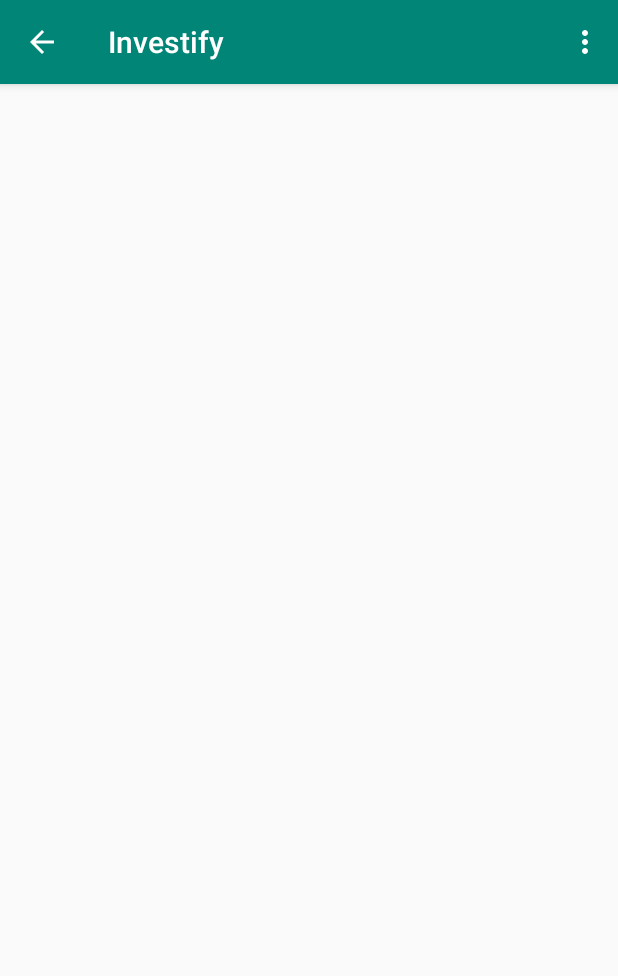
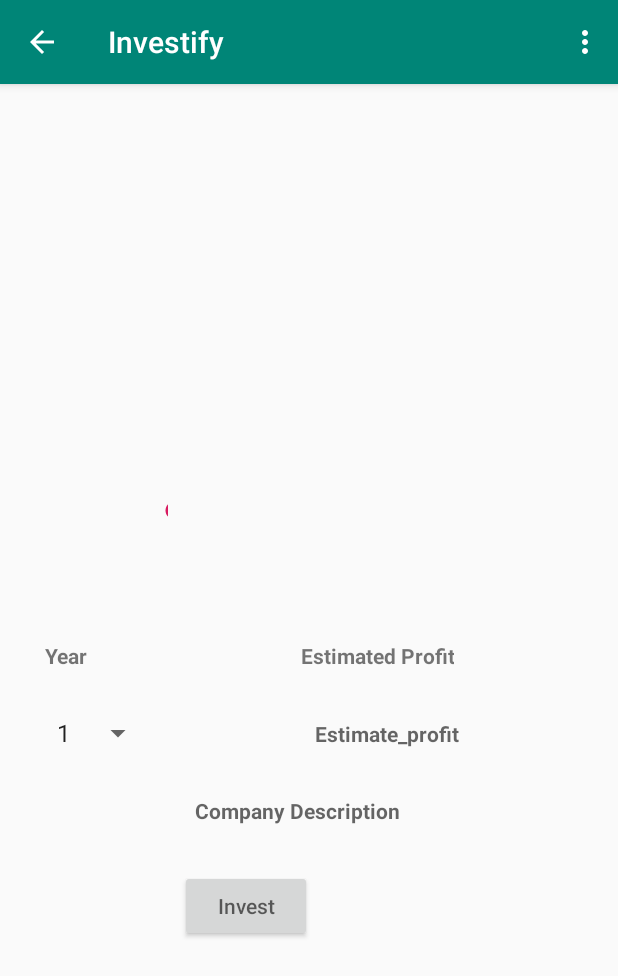
Before and after one commit to thecaffeinecoders/Investify, an Android app: the ThirdActivity screen opened directly, with no data from a screen before it, on a phone screen of 412 x 824 dp. Shown: the top 976 px of the screen. Run offline under Robolectric (Android 15) with nearby library versions, the phone set to English and light mode, and no system bars.

Commit message:
Layout for Third Activity

```diff
--- a/app/src/main/java/android/example/com/investify/ThirdActivity.java
+++ b/app/src/main/java/android/example/com/investify/ThirdActivity.java
@@ -5,14 +5,38 @@ import android.os.Bundle;
 import android.view.Menu;
 import android.view.MenuInflater;
 import android.view.MenuItem;
+import android.widget.ArrayAdapter;
+import android.widget.Spinner;
 import android.widget.Toast;
 
+import java.util.ArrayList;
+
 public class ThirdActivity extends AppCompatActivity {
+
+    ArrayList<Integer> source = new ArrayList<Integer>();
 
     @Override
     protected void onCreate(Bundle savedInstanceState) {
         super.onCreate(savedInstanceState);
         setContentView(R.layout.activity_third);
+
+        fillSpinnerData();
+
+
+        final Spinner spin = (Spinner) findViewById(R.id.spinNumber);
+
+
+        ArrayAdapter aa = new ArrayAdapter(this, android.R.layout.simple_spinner_item, source);
+        aa.setDropDownViewResource(android.R.layout.simple_spinner_dropdown_item);
+        spin.setAdapter(aa);
+
+
+    }
+
+    private void fillSpinnerData() {
+        source.add(1);
+        source.add(3);
+        source.add(5);
     }
 
     //To activate the menu on this activity
--- a/app/src/main/res/layout/activity_third.xml
+++ b/app/src/main/res/layout/activity_third.xml
@@ -1,9 +1,141 @@
 <?xml version="1.0" encoding="utf-8"?>
-<android.support.constraint.ConstraintLayout xmlns:android="http://schemas.android.com/apk/res/android"
+<LinearLayout xmlns:android="http://schemas.android.com/apk/res/android"
     xmlns:app="http://schemas.android.com/apk/res-auto"
     xmlns:tools="http://schemas.android.com/tools"
-    android:layout_width="match_parent"
-    android:layout_height="match_parent"
-    tools:context=".ThirdActivity">
+    android:layout_width="fill_parent"
+    android:layout_height="fill_parent"
+    tools:context=".ThirdActivity"
+    android:orientation="vertical"
+    tools:layout_editor_absoluteY="81dp"
+    >
 
-</android.support.constraint.ConstraintLayout>
+    <RelativeLayout
+        android:layout_width="wrap_content"
+        android:layout_height="wrap_content"
+        android:layout_weight=".60"
+        android:orientation="horizontal">
+
+        <SeekBar
+            android:id="@+id/seekBar"
+            android:layout_width="220dp"
+            android:layout_height="wrap_content"
+            android:layout_marginBottom="300dp"
+            android:layout_marginEnd="300dp"
+            android:layout_marginLeft="200dp"
+            android:layout_marginRight="100dp"
+            android:layout_marginStart="100dp"
+            android:layout_marginTop="275dp">
+
+        </SeekBar>
+
+    </RelativeLayout>
+
+    <LinearLayout
+        android:layout_width="fill_parent"
+        android:layout_height="fill_parent"
+        android:layout_weight="1"
+        android:orientation="vertical">
+
+        <LinearLayout
+            android:layout_width="match_parent"
+            android:layout_height="wrap_content"
+            android:orientation="horizontal">
+
+            <TextView
+                android:id="@+id/tvYear"
+                android:layout_width="100dp"
+                android:layout_height="20dp"
+                android:layout_marginBottom="5dp"
+                android:layout_marginEnd="50dp"
+                android:layout_marginLeft="40dp"
+                android:layout_marginRight="50dp"
+                android:layout_marginStart="30dp"
+                android:gravity="left"
+                android:text="@string/year"
+                android:textStyle="bold">
+
+            </TextView>
+
+            <TextView
+                android:id="@+id/tvEstimate"
+                android:layout_width="wrap_content"
+                android:layout_height="wrap_content"
+                android:layout_marginBottom="30dp"
+                android:layout_marginEnd="50dp"
+                android:layout_marginLeft="50dp"
+                android:layout_marginRight="60dp"
+                android:layout_marginStart="20dp"
+                android:gravity="center_horizontal"
+                android:text="@string/estimated_profit"
+                android:textStyle="bold">
+
+            </TextView>
+
+        </LinearLayout>
+
+        <LinearLayout
+            android:layout_width="match_parent"
+            android:layout_height="wrap_content"
+            android:orientation="horizontal">
+
+            <Spinner
+                android:id="@+id/spinNumber"
+                android:layout_width="wrap_content"
+                android:layout_height="wrap_content"
+                android:layout_marginBottom="30dp"
+                android:layout_marginEnd="30dp"
+                android:layout_marginLeft="20dp"
+                android:layout_marginRight="60dp"
+                android:layout_marginStart="30dp"
+                android:gravity="left"></Spinner>
+
+
+            <TextView
+                android:id="@+id/tvEstimatedProfit"
+                android:layout_width="150dp"
+                android:layout_height="wrap_content"
+                android:layout_marginBottom="30dp"
+                android:layout_marginEnd="50dp"
+                android:layout_marginLeft="50dp"
+                android:layout_marginRight="50dp"
+                android:layout_marginStart="50dp"
+                android:gravity="center"
+                android:hint="Estimate_profit"
+                android:textStyle="bold"></TextView>
+
+        </LinearLayout>
+
+        <LinearLayout
+            android:layout_width="match_parent"
+            android:layout_height="49dp"
+            android:orientation="horizontal">
+
+            <TextView
+                android:id="@+id/tvCompDesc"
+                android:layout_width="196dp"
+                android:layout_height="wrap_content"
+                android:layout_marginBottom="20dp"
+                android:layout_marginEnd="100dp"
+                android:layout_marginLeft="100dp"
+                android:layout_marginRight="100dp"
+                android:layout_marginStart="100dp"
+                android:gravity="center"
+                android:hint="Company Description"
+                android:textStyle="bold">
+
+            </TextView>
+        </LinearLayout>
+
+        <Button
+            android:id="@+id/btnInvest"
+            android:layout_width="wrap_content"
+            android:layout_height="wrap_content"
+            android:layout_marginEnd="100dp"
+            android:layout_marginLeft="100dp"
+            android:layout_marginRight="60dp"
+            android:layout_marginStart="120dp"
+            android:gravity="center"
+            android:hint="Invest" />
+
+    </LinearLayout>
+</LinearLayout>
--- a/app/src/main/res/values/strings.xml
+++ b/app/src/main/res/values/strings.xml
@@ -3,5 +3,7 @@
     <string name="investify">Investify</string>
     <string name="amount_you_want_to_invest">Amount you want to invest</string>
     <string name="check_possible_profits">Check possible profits</string>
+    <string name="estimated_profit">Estimated Profit</string>
+    <string name="year">Year</string>
 
 </resources>
```
Also changed, not shown: app/gradle/wrapper/gradle-wrapper.properties (added), 4 other files.
